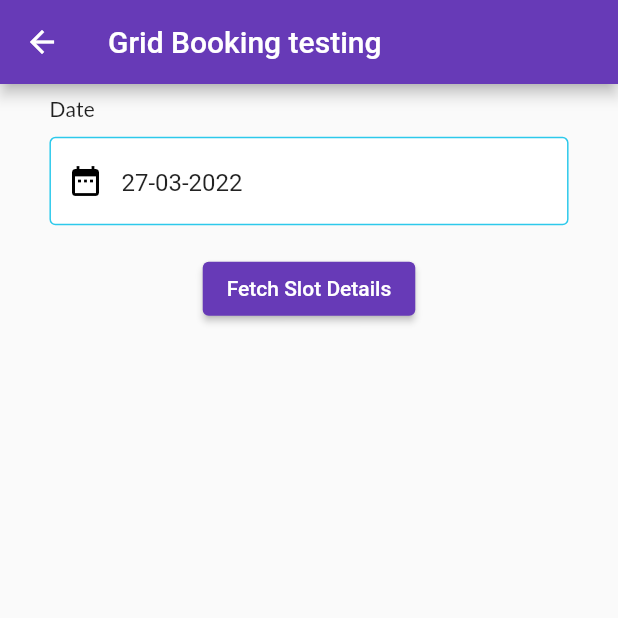
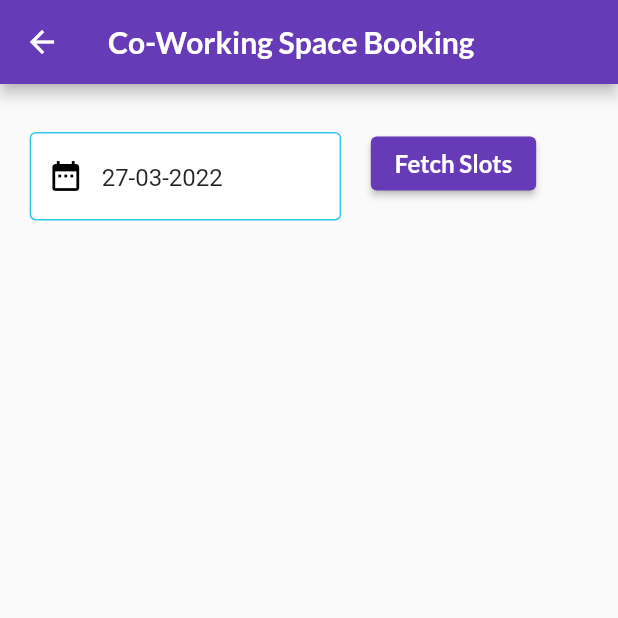
Before and after one commit to AbhiKumbhani007/ikigai, a Flutter app: the GridBooking screen opened by its route, on a phone screen of 412 x 824 dp, the top half of it. Run offline on Flutter 3.47's test engine with Material 2 defaults, Android fonts, the phone set to English and light mode, and no system bars; our stand-ins replace cloud_firestore, firebase_auth, firebase_core, flutter_speed_dial, get, get_storage and 4 more; missing offline and left inert: cashfree_pg, whatsapp_unilink; accounts and stored records are empty.

Commit message:
Co-working spcae ui changes done

```diff
--- a/lib/screens/components/gridbooking.dart
+++ b/lib/screens/components/gridbooking.dart
@@ -31,7 +31,10 @@ class _GridBookingState extends State<GridBooking> {
     Size size = MediaQuery.of(context).size;
     return Scaffold(
       appBar: AppBar(
-        title: const Text("Grid Booking testing"),
+        title: Text(
+          "Co-Working Space Booking",
+          style: GoogleFonts.lato(fontSize: 20, fontWeight: FontWeight.w600),
+        ),
         leading: IconButton(
           icon: Icon(Icons.arrow_back),
           onPressed: () {
@@ -42,15 +45,17 @@ class _GridBookingState extends State<GridBooking> {
       ),
       body: ListView(
         children: [
+          Row(
+            children: [
               InputFieldDate(
                 inputIcon: Icons.date_range,
-            initialValue: DateTime(DateTime.now().year, DateTime.now().month,
-                    DateTime.now().day + 1)
+                initialValue: DateTime(DateTime.now().year,
+                        DateTime.now().month, DateTime.now().day + 1)
                     .toString(),
-            topicName: "Date",
-            size: size,
+                topicName: "",
+                size: size * 0.6,
                 fieldController: _date,
-            hinttext: "Abcd",
+                hinttext: "01-01-2020",
                 validator: (v) {
                   if (v!.length == 0) {
                     return 'Enter title of activity';
@@ -71,7 +76,9 @@ class _GridBookingState extends State<GridBooking> {
                   }
                 },
               ),
-          Center(
+              SizedBox(
+                height: 60,
+                child: Center(
                   child: ElevatedButton(
                     onPressed: (() {
                       matrixController.selectedDate = _date.text;
@@ -81,8 +88,18 @@ class _GridBookingState extends State<GridBooking> {
                       });
                       // matrixServices.getSeatStatsAccordingToDate(_date.text);
                     }),
-              child: Text("Fetch Slot Details"),
+                    child: Text(
+                      "Fetch Slots",
+                      style: GoogleFonts.lato(
+                          fontSize: 16, fontWeight: FontWeight.w600),
                     ),
+                  ),
+                ),
+              ),
+            ],
+          ),
+          SizedBox(
+            height: 10,
           ),
           (isSlotsDetailsAvailable)
               ? GridView.builder(
@@ -119,16 +136,30 @@ class _GridBookingState extends State<GridBooking> {
                     }));
                   })
               : SizedBox(),
+          SizedBox(
+            height: 15,
+          ),
+          Column(
+            children: [
               (matrixController.seatNumber.value != 0)
-              ? Center(
+                  ? DecoratedBox(
+                      decoration: BoxDecoration(
+                        border: Border.all(color: Colors.deepPurple, width: 1),
+                        borderRadius: BorderRadius.circular(8),
+                      ),
+                      child: Padding(
+                        padding: const EdgeInsets.only(left: 15.0),
                         child: Container(
-                    width: 300,
-                    padding: EdgeInsets.symmetric(vertical: 5, horizontal: 15),
+                          width: 250,
+                          padding: EdgeInsets.symmetric(vertical: 5),
+                          child: DropdownButtonHideUnderline(
                             child: DropdownButton<String>(
-                      isExpanded: true,
+                              // isExpanded: true,
                               value: dropdownValue,
                               // icon: const Icon(Icons.arrow_downward),
-                      style: const TextStyle(color: Colors.deepPurple),
+                              style: GoogleFonts.lato(
+                                color: Colors.deepPurple,
+                              ),
                               //
                               onChanged: (String? newValue) {
                                 setState(() {
@@ -144,36 +175,45 @@ class _GridBookingState extends State<GridBooking> {
                               ].map<DropdownMenuItem<String>>((String value) {
                                 return DropdownMenuItem<String>(
                                   value: value,
-                          child: Container(
                                   child: Text(
                                     value,
-                              style: TextStyle(fontSize: 16),
-                            ),
+                                    style: GoogleFonts.lato(
+                                        fontSize: 16,
+                                        fontWeight: FontWeight.w600),
                                   ),
                                 );
                               }).toList(),
                             ),
                           ),
+                        ),
+                      ),
                     )
                   : SizedBox(),
+              SizedBox(
+                height: 5,
+              ),
               Obx(() {
                 return (matrixController.seatNumber.value != 0)
                     ? (isSlotAvailable(dropdownValue)
-                    ? Center(
-                        child: Container(
-                          child: Text("Not Available"),
+                        ? Text(
+                            "Not Available",
+                            style: GoogleFonts.lato(
+                                fontSize: 17, fontWeight: FontWeight.w500),
+                          )
+                        : Row(
+                            children: [
+                              Padding(
+                                padding: const EdgeInsets.only(left: 65.0),
+                                child: Text("Catagory : Co-Working",
+                                    style: TextStyle(
+                                        color: Colors.deepPurple,
+                                        fontSize: 16,
+                                        fontWeight: FontWeight.w400)),
                               ),
-                      )
-                    : Column(
-                        children: [
-                          Text("Catagory : Co-Working",
-                              style: TextStyle(
-                                  color: Colors.deepPurple, fontSize: 16)),
                               SizedBox(
-                            height: 10,
+                                width: 30,
                               ),
-                          Center(
-                            child: ElevatedButton(
+                              ElevatedButton(
                                 onPressed: () async {
                                   // navigator to payment gateway screen
                                   String paymentDone = await registerMatrixSlot(
@@ -189,13 +229,15 @@ class _GridBookingState extends State<GridBooking> {
                                     // payment is failed so please do that again
                                   }
                                 },
-                              child: Text("Book"),
-                            ),
+                                child: Text("Book",
+                                    style: GoogleFonts.lato(fontSize: 16)),
                               ),
                             ],
                           ))
                     : SizedBox();
               })
+            ],
+          ),
         ],
       ),
     );
```
Lines whose indentation alone changed are shown as unchanged.
